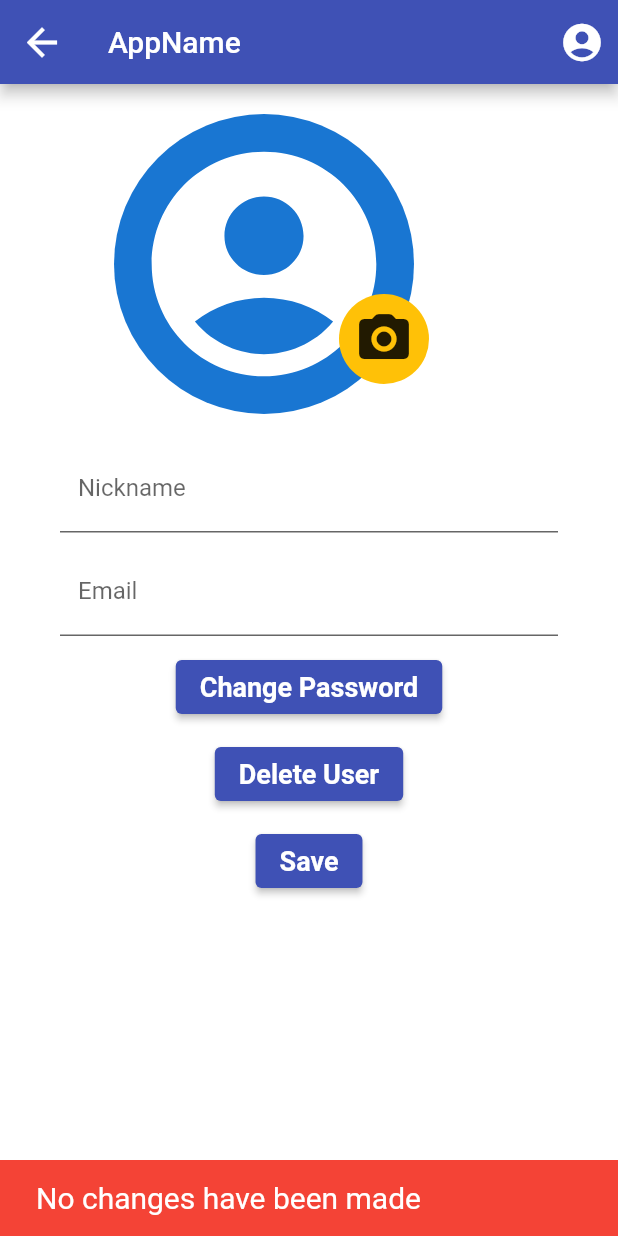
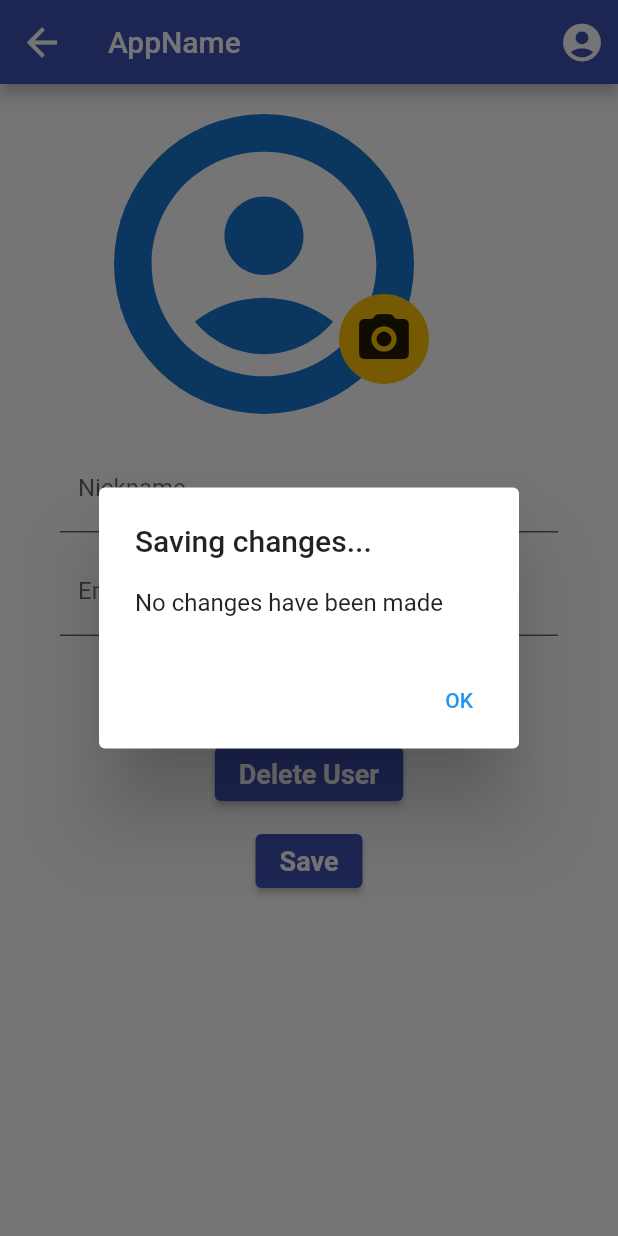
Before and after one commit to MariaMagallon/TFG, a Flutter app: the ProfilePageScreen screen opened directly, after a tap on "Save", on a phone screen of 412 x 824 dp. Run offline on Flutter 3.47's test engine with Material 2 defaults, Android fonts, the light colour scheme and no system bars; our stand-ins replace cloud_firestore, firebase_auth, firebase_core, firebase_storage, image_picker; missing offline and left inert: flutterfire_ui; accounts and stored records are empty; statements that could not run were skipped.

Commit message:
netejaarxius2+showdialogatot

```diff
--- a/lib/screens/myrecepiesscreen.dart
+++ b/lib/screens/myrecepiesscreen.dart
@@ -183,12 +183,12 @@ class _RecipeTileState extends State<RecipeTile> {
 
     var response = await http.get(url);
 
-    //print(response);
+
 
     Map<String, dynamic> jsonData = jsonDecode(response.body);
 
     recipeDetail = Recipe.fromMap(jsonData["recipe"]);
-    //print(recipeDetail.label);
+
 
     return recipeDetail;
   }
--- a/lib/screens/profilescreen.dart
+++ b/lib/screens/profilescreen.dart
@@ -9,6 +9,7 @@ import 'package:tfg/widgets/editablefield_widget.dart';
 import 'package:tfg/widgets/passwordchange.dart';
 import 'package:tfg/widgets/navigation_drawer_widget.dart';
 import 'package:tfg/globals/storagefunctions.dart';
+import 'package:tfg/widgets/showdialog_widget.dart';
 
 final db = FirebaseFirestore.instance;
 FirebaseStorage storageRef = FirebaseStorage.instance;
@@ -309,8 +310,8 @@ class _ProfilePageScreenState extends State<ProfilePageScreen> {
                               oldpassword = await editField(
                                   "Write the current password", oldpassword);
                               if (oldpassword == "") {
-                                _showMessage(
-                                    "The user has not been eliminated because the password was not entered");
+                                await showMyDialog(context, "Deleting your account...", "The user has not been eliminated because the password was not entered");
+
                               } else {
                                 try {
                                   UserCredential authResult =
@@ -351,7 +352,7 @@ class _ProfilePageScreenState extends State<ProfilePageScreen> {
                                           "An error has happened.\nError code = " +
                                               e.code;
                                   }
-                                  _showMessage(errorMessage);
+                                  await showMyDialog(context, "Deleting your account...", errorMessage);
                                 }
 
                             }
@@ -380,8 +381,8 @@ class _ProfilePageScreenState extends State<ProfilePageScreen> {
                               oldpassword = await editField(
                                   "Write the current password", oldpassword);
                               if (oldpassword == "") {
-                                _showMessage(
-                                    "The update of the email has not been carried out because the password was not entered");
+                                await showMyDialog(context, "Changing email...", "The update of the email has not been carried out because the password was not entered");
+
                               } else {
                                 try {
                                   UserCredential authResult =
@@ -392,8 +393,8 @@ class _ProfilePageScreenState extends State<ProfilePageScreen> {
                                   );
                                   await authResult.user!
                                       .updateEmail(controlleremail.text);
-                                  _showMessage(
-                                      "The email has been succesfully changed");
+                                  await showMyDialog(context, "Changing email...", "The email has been succesfully changed");
+
                                   mustreload = true;
                                 } on FirebaseAuthException catch (e) {
                                   switch (e.code.toUpperCase()) {
@@ -425,7 +426,8 @@ class _ProfilePageScreenState extends State<ProfilePageScreen> {
                                           "An error has happened.\nError code = " +
                                               e.code;
                                   }
-                                  _showMessage(errorMessage);
+                                  await showMyDialog(context, "Changing email...", errorMessage);
+
                                 }
                               }
                             }
@@ -447,11 +449,12 @@ class _ProfilePageScreenState extends State<ProfilePageScreen> {
                             if (mustreload) {
                               await user.reload();
                               user = FirebaseAuth.instance.currentUser!;
-                              _showMessage(
-                                  "The changes have been succesfully made");
+                              await showMyDialog(context, "Saving changes...", "The changes have been succesfully changed");
+
                               Navigator.of(context).pop(true);
                             } else {
-                              _showMessage("No changes have been made");
+                              await showMyDialog(context, "Saving changes...", "No changes have been made");
+
                             }
                           },
                           child: const Text(
--- a/lib/widgets/navigation_drawer_widget.dart
+++ b/lib/widgets/navigation_drawer_widget.dart
@@ -26,9 +26,9 @@ class _NavigationDrawerWidgetState extends State<NavigationDrawerWidget> {
   Widget build(BuildContext context) {
 
     return Drawer(
-      child: Material(
-        color: const Color.fromRGBO(50, 75, 205, 1),
-        child: ListView(
+      child: Scaffold(
+        backgroundColor: const Color.fromRGBO(50, 75, 205, 1),
+        body: ListView(
           children: <Widget>[
             Container(
               padding: padding,
```
Also changed, not shown: lib/screens/searchscreen.dart (+13 -6 lines), lib/widgets/editablefield_widget.dart (+16 -10 lines).
